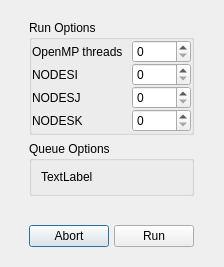
First picture: the form in gui/uifiles/run_popup.ui, repository truongd8593/mfix, before the edit.
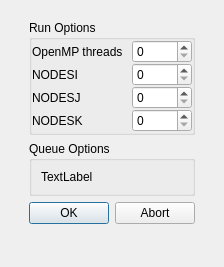
Second picture: the form after the edit.

Commit message: back to buttonbox

Patch:
```diff
--- a/gui/uifiles/run_popup.ui
+++ b/gui/uifiles/run_popup.ui
@@ -23,7 +23,7 @@
       <enum>QFrame::Plain</enum>
      </property>
      <layout class="QGridLayout" name="gridLayout">
-      <item row="3" column="0">
+      <item row="4" column="0">
        <spacer name="verticalSpacer">
         <property name="orientation">
          <enum>Qt::Vertical</enum>
@@ -116,45 +116,11 @@
         </layout>
        </widget>
       </item>
-      <item row="4" column="0">
-       <widget class="QFrame" name="frame_2">
-        <property name="frameShape">
-         <enum>QFrame::NoFrame</enum>
+      <item row="3" column="0">
+       <widget class="QDialogButtonBox" name="buttonBox">
+        <property name="standardButtons">
+         <set>QDialogButtonBox::Abort|QDialogButtonBox::Ok</set>
         </property>
-        <property name="frameShadow">
-         <enum>QFrame::Plain</enum>
-        </property>
-        <property name="lineWidth">
-         <number>0</number>
-        </property>
-        <layout class="QHBoxLayout" name="horizontalLayout">
-         <property name="spacing">
-          <number>5</number>
-         </property>
-         <property name="margin">
-          <number>0</number>
-         </property>
-         <item>
-          <widget class="QPushButton" name="pushbutton_abort">
-           <property name="toolTip">
-            <string>Abort job</string>
-           </property>
-           <property name="text">
-            <string extracomment="Abort job">Abort</string>
-           </property>
-          </widget>
-         </item>
-         <item>
-          <widget class="QPushButton" name="pushbutton_run">
-           <property name="toolTip">
-            <string>Apply changes and start job</string>
-           </property>
-           <property name="text">
-            <string>Run</string>
-           </property>
-          </widget>
-         </item>
-        </layout>
        </widget>
       </item>
      </layout>
```
